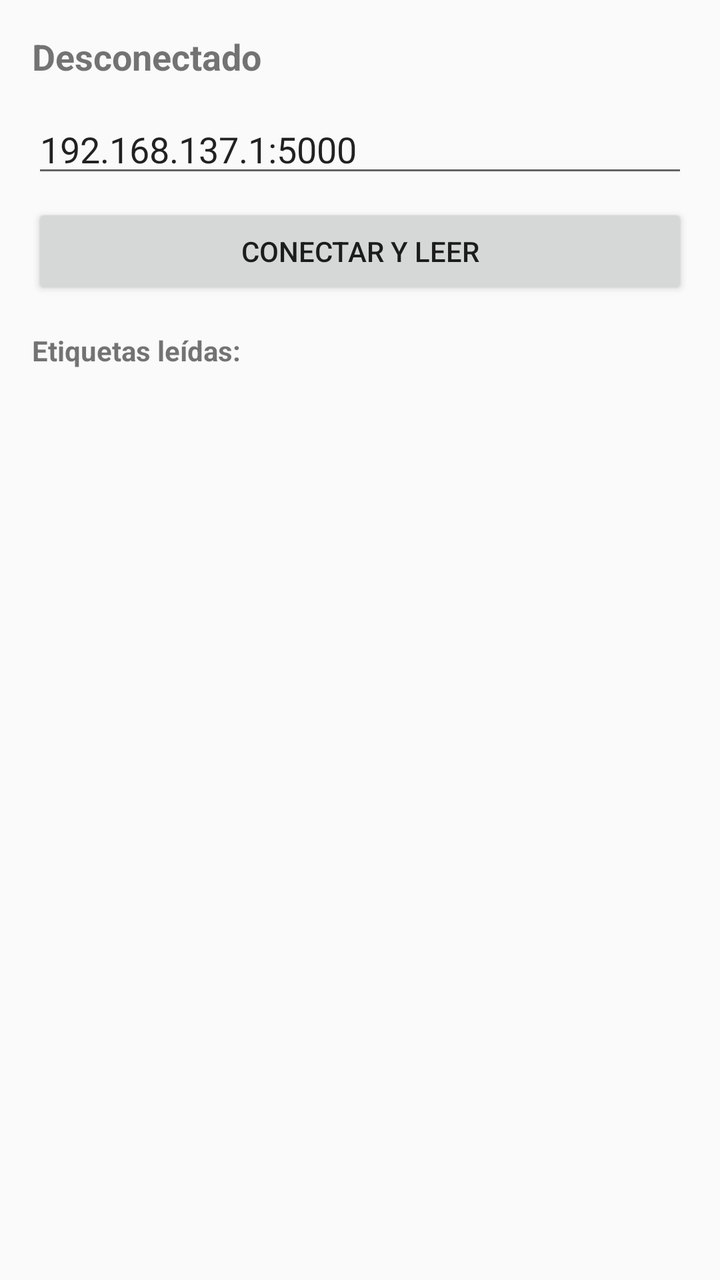
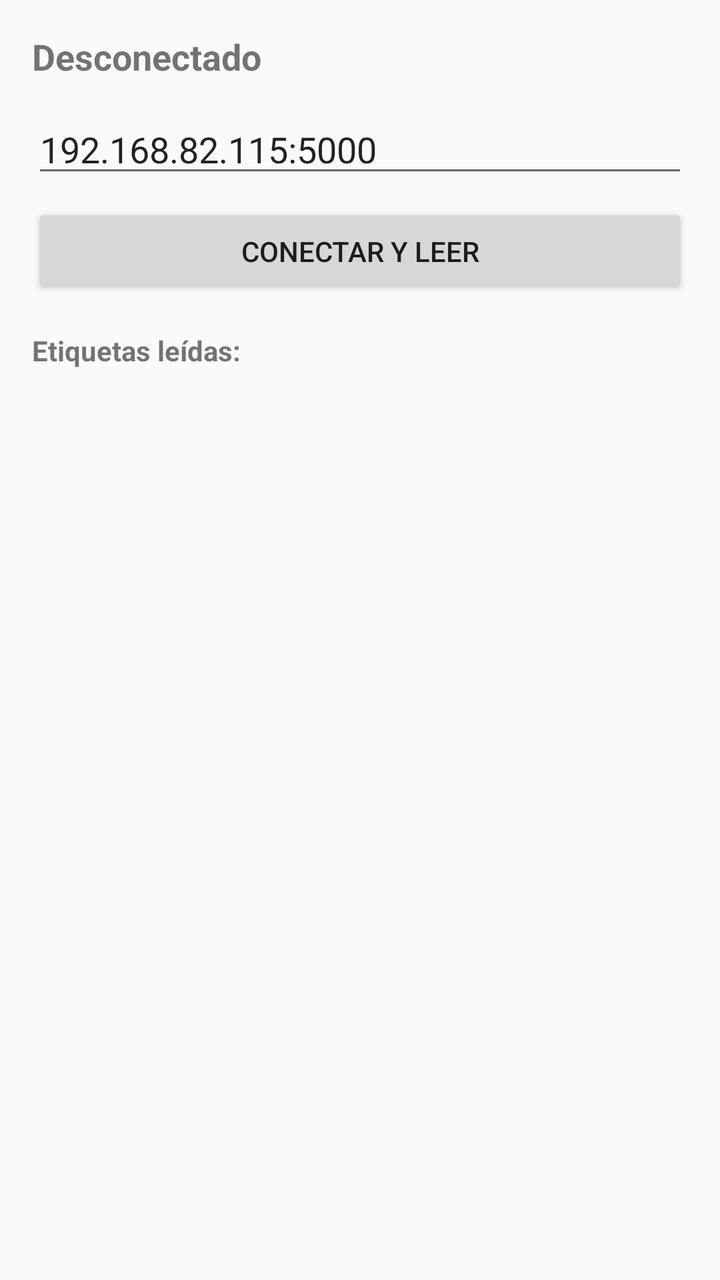

An Android layout rendered at two revisions. The XML below is the earlier revision; the diff shows what the commit changed to produce the second picture.
<!-- AndroidManifest.xml: application theme Theme.AppCompat.Light.DarkActionBar -->
<!-- res/layout/activity_main.xml -->
<?xml version="1.0" encoding="utf-8"?>
<LinearLayout xmlns:android="http://schemas.android.com/apk/res/android"
    android:layout_width="match_parent"
    android:layout_height="match_parent"
    android:orientation="vertical"
    android:padding="16dp">

    <TextView
        android:id="@+id/tvEstado"
        android:layout_width="match_parent"
        android:layout_height="wrap_content"
        android:text="Desconectado"
        android:textSize="18sp"
        android:textStyle="bold"
        android:paddingBottom="12dp" />

    <EditText
        android:id="@+id/etServidor"
        android:layout_width="match_parent"
        android:layout_height="wrap_content"
        android:hint="IP:puerto del receptor (p. ej. 192.168.137.1:5000)"
        android:text="192.168.137.1:5000"
        android:inputType="textUri"
        android:singleLine="true" />

    <Button
        android:id="@+id/btnConectar"
        android:layout_width="match_parent"
        android:layout_height="wrap_content"
        android:layout_marginTop="8dp"
        android:text="Conectar y leer" />

    <TextView
        android:layout_width="match_parent"
        android:layout_height="wrap_content"
        android:layout_marginTop="16dp"
        android:text="Etiquetas leídas:"
        android:textStyle="bold" />

    <ListView
        android:id="@+id/lvLecturas"
        android:layout_width="match_parent"
        android:layout_height="0dp"
        android:layout_weight="1" />

</LinearLayout>
<!-- resources referenced by this layout -->
<resources>

</resources>

<!-- the commit's change to res/layout/activity_main.xml (unified diff, before → after) -->
@@ -19,7 +19,7 @@
         android:layout_width="match_parent"
         android:layout_height="wrap_content"
         android:hint="IP:puerto del receptor (p. ej. 192.168.137.1:5000)"
-        android:text="192.168.137.1:5000"
+        android:text="192.168.82.115:5000"
         android:inputType="textUri"
         android:singleLine="true" />
 
